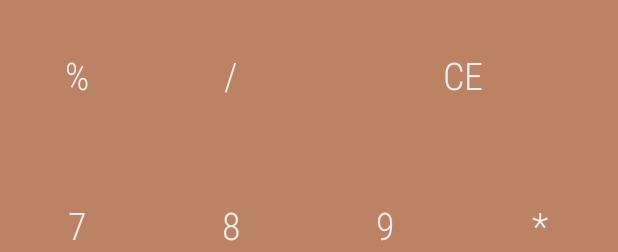
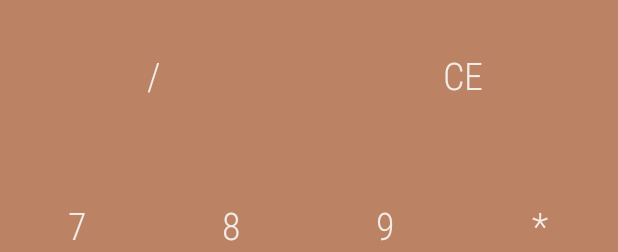
Before and after one commit to AjayVaidhyanathan/TaschenRechner-Calculator, an Android app: the layout button_layout.xml on its own in the app's theme, with its tools: preview values and no code run, on a phone screen of 412 x 824 dp. Shown: the top 252 px of the screen. Run offline under Robolectric (Android 15) with nearby library versions, the phone set to English and light mode, and no system bars.

Commit message:
Final update on v_0.1.0

```diff
--- a/Calc_0.1.0/app/src/main/res/layout/button_layout.xml
+++ b/Calc_0.1.0/app/src/main/res/layout/button_layout.xml
@@ -10,25 +10,15 @@
         android:rowCount="5"
         android:columnCount="6">
 
-        <Button
-            android:id="@+id/btPercentage"
-            android:layout_width="wrap_content"
-            android:layout_height="100dp"
-            android:layout_row="0"
-            android:layout_column="0"
-            android:layout_columnWeight="1"
-            android:background="@color/Brownish"
-            android:fontFamily="sans-serif-condensed-light"
-            android:text="%"
-            android:textColor="@color/White"
-            android:textSize="25sp" />
+
 
         <Button
             android:id="@+id/btDiv"
             android:layout_width="wrap_content"
             android:layout_height="100dp"
             android:layout_row="0"
-            android:layout_column="1"
+            android:layout_column="0"
+            android:layout_columnSpan="2"
             android:layout_columnWeight="1"
             android:background="@color/Brownish"
             android:fontFamily="sans-serif-condensed-light"
```
Also changed, not shown: Calc_0.1.0/app/src/main/java/com/think/rethink/calculator/MainActivity.java (+0 -16 lines), 3 other files.
